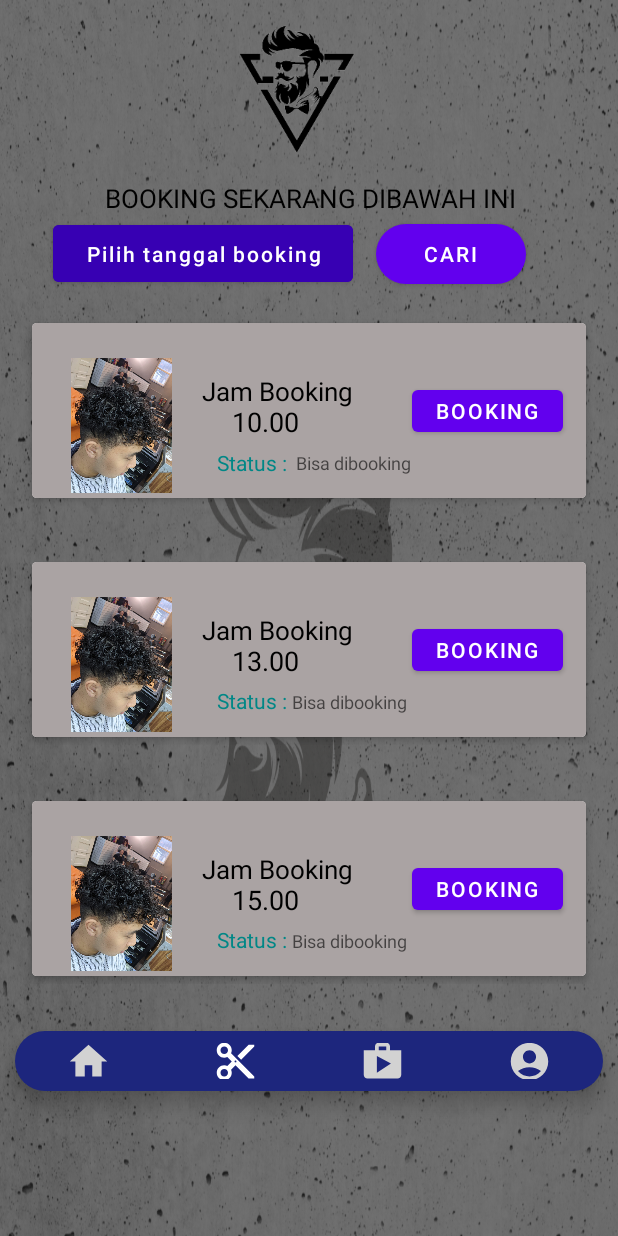
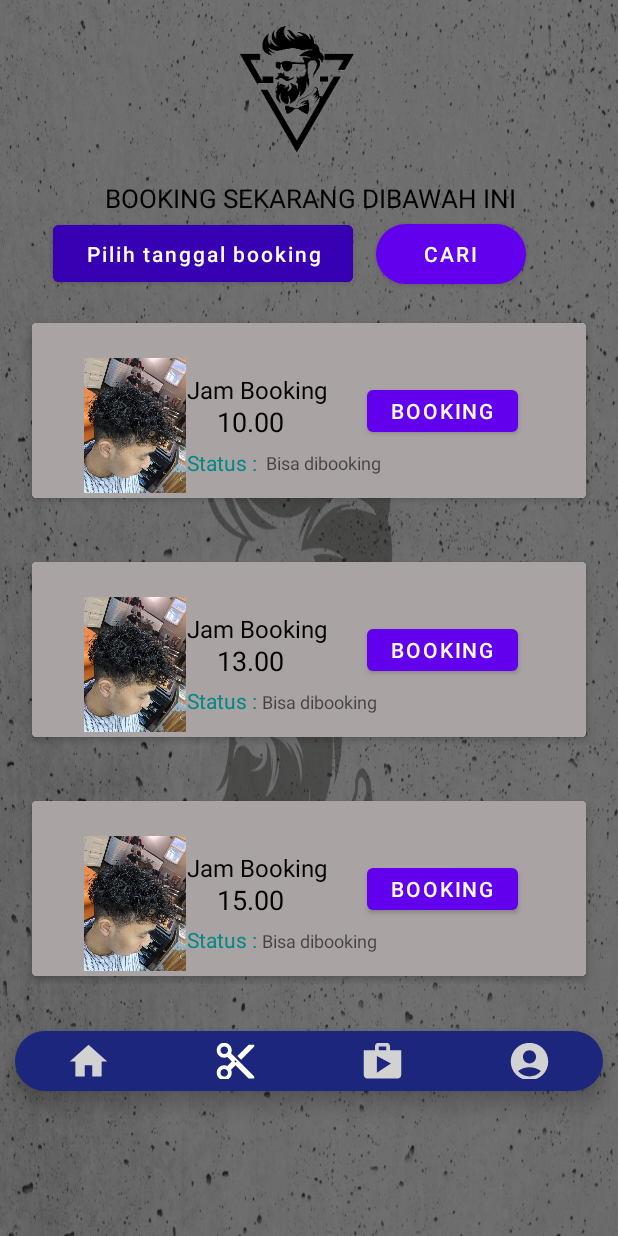
Before and after one commit to FahrezaDA/BarbershopAndroid, an Android app: the BookingActivity screen opened directly, with no data from a screen before it, on a phone screen of 412 x 824 dp. Run offline under Robolectric (Android 15) with nearby library versions, the phone set to English and light mode, and no system bars; our stand-ins replace Volley.

Commit message:
update booking

```diff
--- a/app/src/main/res/layout/activity_booking.xml
+++ b/app/src/main/res/layout/activity_booking.xml
@@ -90,16 +90,16 @@
                         <TextView
                             android:layout_width="wrap_content"
                             android:layout_height="wrap_content"
-                            android:layout_marginLeft="110dp"
+                            android:layout_marginLeft="100dp"
                             android:layout_marginTop="30dp"
                             android:text="Jam Booking"
                             android:textColor="@color/black"
-                            android:textSize="17dp" />
+                            android:textSize="16dp" />
 
                         <TextView
                             android:layout_width="wrap_content"
                             android:layout_height="wrap_content"
-                            android:layout_marginLeft="130dp"
+                            android:layout_marginLeft="120dp"
                             android:layout_marginTop="50dp"
                             android:text="10.00"
                             android:id="@+id/tv_jam1"
@@ -109,24 +109,22 @@
                         <ImageView
                             android:layout_width="120dp"
                             android:layout_height="90dp"
-                            android:layout_alignParentRight="true"
-                            android:layout_alignParentBottom="true"
                             android:layout_marginTop="20dp"
-                            android:layout_marginRight="250dp"
+                            android:layout_marginLeft="5dp"
                             android:src="@drawable/perm" />
 
                         <Button
                             android:id="@+id/btnSatu"
                             android:layout_width="wrap_content"
                             android:layout_height="40dp"
-                            android:layout_marginLeft="250dp"
+                            android:layout_marginLeft="220dp"
                             android:layout_marginTop="35dp"
                             android:text="Booking" />
 
                         <TextView
                             android:layout_width="wrap_content"
                             android:layout_height="wrap_content"
-                            android:layout_marginLeft="120dp"
+                            android:layout_marginLeft="100dp"
                             android:layout_marginTop="5dp"
                             android:layout_below="@id/tv_jam1"
                             android:text="Status : "
@@ -183,19 +181,18 @@
                         <TextView
                             android:layout_width="wrap_content"
                             android:layout_height="wrap_content"
-                            android:layout_marginLeft="110dp"
+                            android:layout_marginLeft="100dp"
                             android:layout_marginTop="30dp"
                             android:text="Jam Booking"
                             android:textColor="@color/black"
-                            android:textSize="17dp"
-                            tools:ignore="TextSizeCheck" />
+                            android:textSize="16dp" />
 
 
 
                         <TextView
                             android:layout_width="wrap_content"
                             android:layout_height="wrap_content"
-                            android:layout_marginLeft="130dp"
+                            android:layout_marginLeft="120dp"
                             android:layout_marginTop="50dp"
                             android:text="13.00"
                             android:textColor="@color/black"
@@ -205,17 +202,15 @@
                         <ImageView
                             android:layout_width="120dp"
                             android:layout_height="90dp"
-                            android:layout_alignParentRight="true"
-                            android:layout_alignParentBottom="true"
+                            android:layout_marginLeft="5dp"
                             android:layout_marginTop="20dp"
-                            android:layout_marginRight="250dp"
                             android:src="@drawable/perm" />
 
                         <Button
                             android:id="@+id/btnDua"
                             android:layout_width="wrap_content"
                             android:layout_height="40dp"
-                            android:layout_marginLeft="250dp"
+                            android:layout_marginLeft="220dp"
                             android:layout_marginTop="35dp"
                             android:text="Booking"
                             tools:ignore="DuplicateIds" />
@@ -223,7 +218,7 @@
                         <TextView
                             android:layout_width="wrap_content"
                             android:layout_height="wrap_content"
-                            android:layout_marginLeft="120dp"
+                            android:layout_marginLeft="100dp"
                             android:layout_marginTop="79dp"
                             android:layout_below="@id/tv_jam1"
                             android:text="Status : "
@@ -280,17 +275,17 @@
                         <TextView
                             android:layout_width="wrap_content"
                             android:layout_height="wrap_content"
-                            android:layout_marginLeft="110dp"
+                            android:layout_marginLeft="100dp"
                             android:layout_marginTop="30dp"
                             android:text="Jam Booking"
                             android:textColor="@color/black"
-                            android:textSize="17dp"
+                            android:textSize="16dp"
                             tools:ignore="TextSizeCheck" />
 
                         <TextView
                             android:layout_width="wrap_content"
                             android:layout_height="wrap_content"
-                            android:layout_marginLeft="130dp"
+                            android:layout_marginLeft="120dp"
                             android:layout_marginTop="50dp"
                             android:text="15.00"
                             android:textColor="@color/black"
@@ -300,17 +295,15 @@
                         <ImageView
                             android:layout_width="120dp"
                             android:layout_height="90dp"
-                            android:layout_alignParentRight="true"
-                            android:layout_alignParentBottom="true"
                             android:layout_marginTop="20dp"
-                            android:layout_marginRight="250dp"
+                            android:layout_marginLeft="5dp"
                             android:src="@drawable/perm" />
 
                         <Button
                             android:id="@+id/btnTiga"
                             android:layout_width="wrap_content"
                             android:layout_height="40dp"
-                            android:layout_marginLeft="250dp"
+                            android:layout_marginLeft="220dp"
                             android:layout_marginTop="35dp"
                             android:text="Booking"
                             tools:ignore="DuplicateIds" />
@@ -320,7 +313,7 @@
                             android:layout_width="wrap_content"
                             android:layout_height="wrap_content"
                             android:layout_below="@id/tv_jam1"
-                            android:layout_marginLeft="120dp"
+                            android:layout_marginLeft="100dp"
                             android:layout_marginTop="79dp"
                             android:text="Status : "
                             android:textColor="@color/teal_700"
```
Also changed, not shown: app/src/main/res/layout/booking_test.xml (+13 -16 lines).
